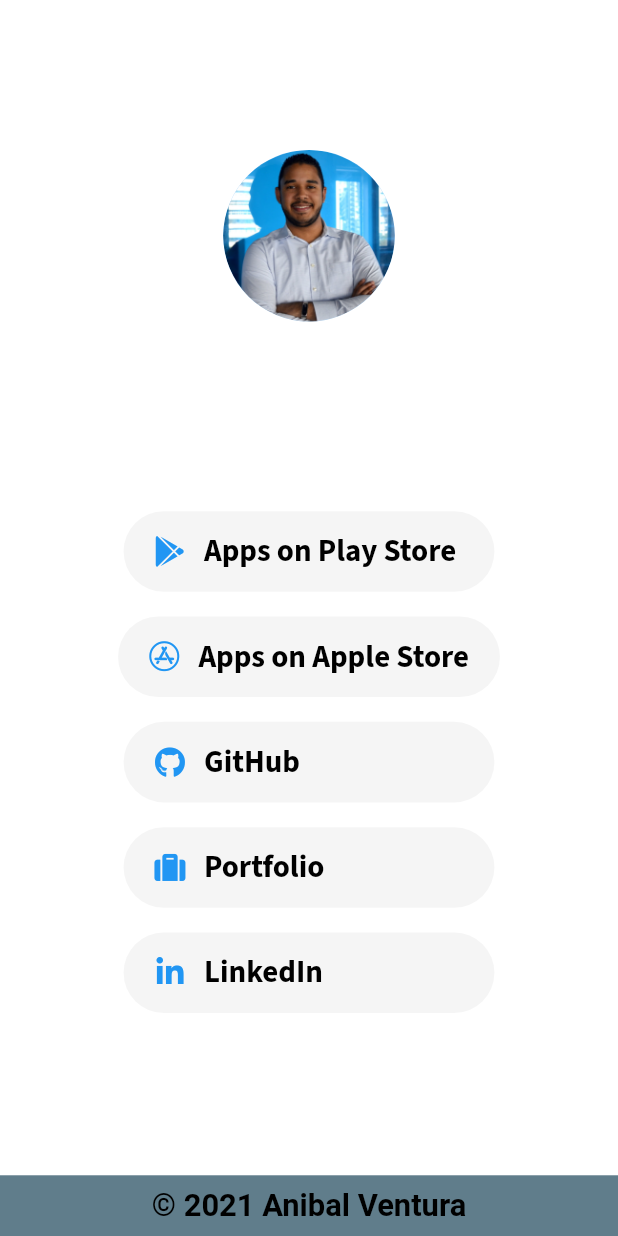
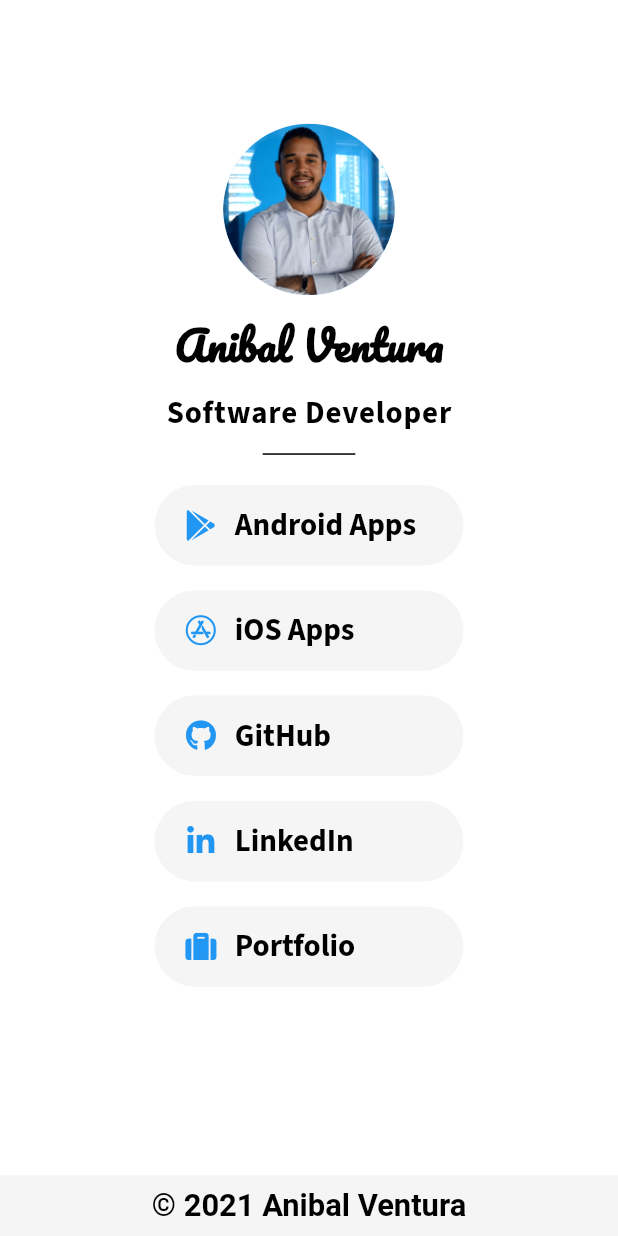
Before and after one commit to anibalventura/linkinbio, a Flutter app: the screen it shows after launch, on a phone screen of 412 x 824 dp. Run offline on Flutter 3.47's test engine with Material 2 defaults, Android fonts, the phone set to English and light mode, and no system bars; our stand-ins replace flutter_screenutil, font_awesome_flutter, google_fonts.

Commit message:
- Fix scroll bug on footer. - Fix text color for light mode.

```diff
--- a/lib/screens/home_screen.dart
+++ b/lib/screens/home_screen.dart
@@ -2,6 +2,7 @@
 import 'package:flutter_screenutil/flutter_screenutil.dart';
 import 'package:font_awesome_flutter/font_awesome_flutter.dart';
 import 'package:google_fonts/google_fonts.dart';
+import 'package:linkinbio/utils/utils.dart';
 import 'package:linkinbio/widgets/info_card.dart';
 
 class HomeScreen extends StatelessWidget {
@@ -10,26 +11,27 @@
   @override
   Widget build(BuildContext context) {
     return Scaffold(
-      body: SafeArea(
+      body: LayoutBuilder(
+        builder: (BuildContext context, BoxConstraints constraints) {
+          return SingleChildScrollView(
+            child: ConstrainedBox(
+              constraints: constraints.copyWith(
+                minHeight: constraints.maxHeight,
+                maxHeight: double.infinity,
+              ),
+              child: IntrinsicHeight(
                 child: Column(
-          mainAxisAlignment: MainAxisAlignment.center,
                   children: [
-            Expanded(
-              child: Center(
-                child: SingleChildScrollView(
-                  child: Column(
-                    mainAxisAlignment: MainAxisAlignment.center,
-                    children: [
+                    SizedBox(height: 0.1.sh),
                     CircleAvatar(
                       radius: 50.r,
-                        backgroundImage:
-                            AssetImage("assets/images/profile.png"),
+                      backgroundImage: AssetImage("assets/images/profile.png"),
                     ),
                     SizedBox(height: 0.01.sh),
                     Text(
                       "Anibal Ventura",
                       style: TextStyle(
-                          color: Colors.white,
+                        color: theme(context).textTheme.headline1!.color,
                         fontSize: 24.sp,
                         fontWeight: FontWeight.bold,
                         fontFamily: GoogleFonts.pacifico().fontFamily,
@@ -39,7 +41,7 @@
                     Text(
                       "Software Developer",
                       style: TextStyle(
-                          color: Colors.white,
+                        color: theme(context).textTheme.headline1!.color,
                         fontSize: 18.sp,
                         letterSpacing: 0.5.sp,
                         fontWeight: FontWeight.bold,
@@ -50,19 +52,19 @@
                       height: 0.03.sh,
                       width: 0.15.sw,
                       child: Divider(
-                          color: Colors.white,
+                        color: theme(context).textTheme.headline1!.color,
                         thickness: 1,
                       ),
                     ),
                     InfoCard(
                       icon: FontAwesomeIcons.googlePlay,
-                        title: "Apps on Play Store",
+                      title: "Android Apps",
                       url:
                           'https://play.google.com/store/search?q=pub%3A%20Anibal%20Ventura&c=apps&hl=en',
                     ),
                     InfoCard(
                       icon: FontAwesomeIcons.appStore,
-                        title: "Apps on Apple Store",
+                      title: "iOS Apps",
                       url:
                           'https://apps.apple.com/developer/anibal-ventura/id1550794427',
                     ),
@@ -72,29 +74,36 @@
                       url: 'https://github.com/anibalventura',
                     ),
                     InfoCard(
+                      icon: FontAwesomeIcons.linkedinIn,
+                      title: "LinkedIn",
+                      url: 'https://www.linkedin.com/in/anibalventura/',
+                    ),
+                    InfoCard(
                       icon: FontAwesomeIcons.suitcase,
                       title: "Portfolio",
                       url: 'https://anibalventura.com/',
                     ),
-                      InfoCard(
-                        icon: FontAwesomeIcons.linkedinIn,
-                        title: "LinkedIn",
-                        url: 'https://www.linkedin.com/in/anibalventura/',
+                    SizedBox(height: 0.1.sh),
+                    Expanded(
+                      child: Align(
+                        alignment: Alignment.bottomCenter,
+                        child: Container(
+                          width: double.infinity,
+                          color: theme(context).cardColor,
+                          padding: EdgeInsets.symmetric(vertical: 0.01.sh),
+                          child: Text(
+                            '© 2021 Anibal Ventura',
+                            textAlign: TextAlign.center,
+                          ),
+                        ),
+                      ),
                     ),
                   ],
                 ),
               ),
             ),
-            ),
-            Container(
-              width: 1.sw,
-              padding: EdgeInsets.symmetric(vertical: 0.01.sh),
-              color: Colors.blueGrey,
-              alignment: Alignment.center,
-              child: Text('© 2021 Anibal Ventura'),
-            ),
-          ],
-        ),
+          );
+        },
       ),
     );
   }
--- a/lib/widgets/info_card.dart
+++ b/lib/widgets/info_card.dart
@@ -8,14 +8,14 @@
   InfoCard({
     @required this.icon,
     @required this.title,
+    this.url,
     this.backgroundColor,
-    this.url,
   });
 
   final IconData? icon;
   final String? title;
+  final String? url;
   final Color? backgroundColor;
-  final String? url;
 
   @override
   Widget build(BuildContext context) {
@@ -40,8 +40,8 @@
             ),
             child: ConstrainedBox(
               constraints: BoxConstraints(
-                minWidth: 0.5.sw,
-                maxWidth: 0.6.sw,
+                minWidth: 0.4.sw,
+                maxWidth: 0.5.sw,
               ),
               child: Row(
                 mainAxisSize: MainAxisSize.min,
@@ -57,6 +57,7 @@
                       title!,
                       style: TextStyle(
                         fontFamily: GoogleFonts.sourceSansPro().fontFamily,
+                        color: theme(context).textTheme.headline1!.color,
                         fontSize: 18.sp,
                       ),
                     ),
```
Lines whose indentation alone changed are shown as unchanged.
